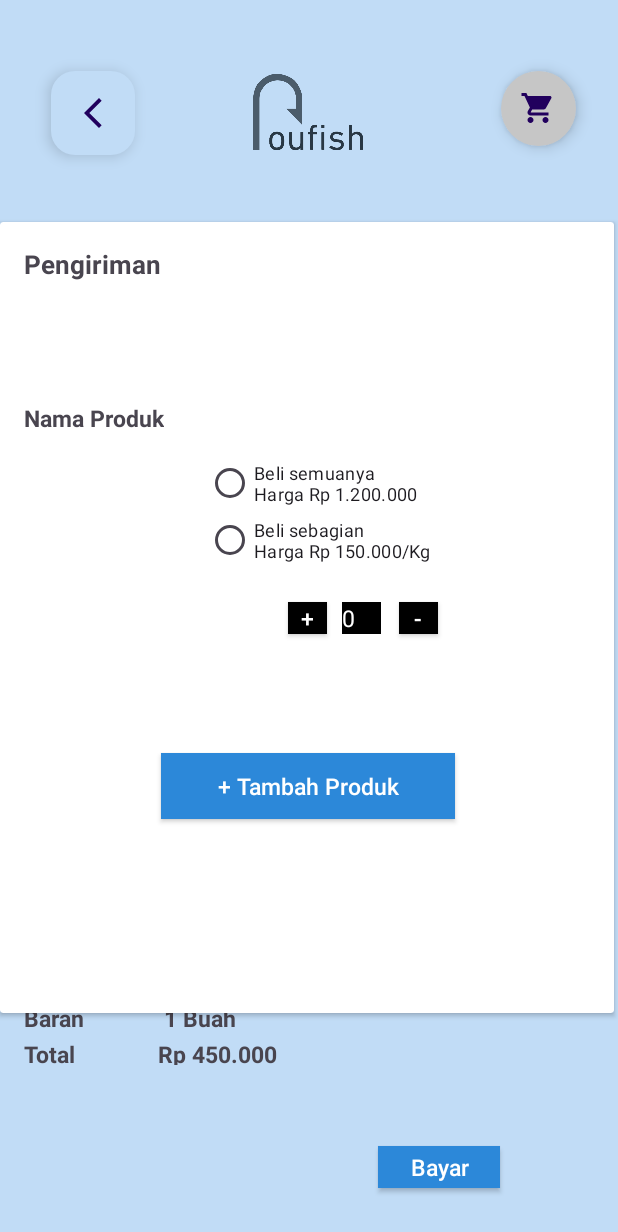
After one commit to Akhdiiyat/Roufish, an Android app: the Beli_Langsung screen opened directly, with no data from a screen before it, on a phone screen of 412 x 824 dp. The commit adds this screen. Shown: the top 1232 px of the screen. Run offline under Robolectric (Android 15) with nearby library versions, the phone set to English and light mode, and no system bars.

Commit message:
Sudah Ditambah Class Beli_Langsung diperbaiki radiobuttonnya agar bisa dijalankan dengan pencet lanjutkan

```diff
--- a/app/src/main/AndroidManifest.xml
+++ b/app/src/main/AndroidManifest.xml
@@ -12,6 +12,9 @@
         android:supportsRtl="true"
         android:theme="@style/Theme.Roufish"
         tools:targetApi="31">
+        <activity
+            android:name=".Beli_Langsung"
+            android:exported="false" />
         <activity
             android:name=".profile"
             android:exported="false" />
--- /dev/null
+++ b/app/src/main/java/com/example/roufish/Beli_Langsung.java
@@ -0,0 +1,60 @@
+package com.example.roufish;
+
+import androidx.appcompat.app.AppCompatActivity;
+
+import android.content.Intent;
+import android.os.Bundle;
+import android.view.View;
+import android.widget.Button;
+import android.widget.TextView;
+
+import com.google.android.material.floatingactionbutton.FloatingActionButton;
+
+public class Beli_Langsung extends AppCompatActivity {
+
+    private TextView textzero;
+    private int nilaipesanan = 0;
+
+    @Override
+    protected void onCreate(Bundle savedInstanceState) {
+        super.onCreate(savedInstanceState);
+        setContentView(R.layout.activity_beli_langsung);
+
+        TextView textzero = findViewById(R.id.btn_zero);
+        Button plus = findViewById(R.id.btn_plus);
+        Button minus = findViewById(R.id.btn_minus);
+
+        FloatingActionButton backToMain = findViewById(R.id.backToMain);
+
+        backToMain.setOnClickListener(new View.OnClickListener() {
+            @Override
+            public void onClick(View view) {
+                Intent backToMainintent = new Intent(Beli_Langsung.this, halamanProduct.class);
+                startActivity(backToMainintent);
+            }
+        });
+
+        plus.setOnClickListener(new View.OnClickListener() {
+            @Override
+            public void onClick(View v) {
+                tambahpesanan(1);
+            }
+        });
+
+        minus.setOnClickListener(new View.OnClickListener() {
+            @Override
+            public void onClick(View view) {
+                tambahpesanan(-1);
+            }
+        });
+
+
+    }
+    private void tambahpesanan(int i) {
+        nilaipesanan += i;
+        nilaipesanan = Math.max(0,nilaipesanan);
+        textzero.setText(String.valueOf(nilaipesanan));
+    }
+
+
+}
--- /dev/null
+++ b/app/src/main/res/drawable/ic_email.xml
@@ -0,0 +1,5 @@
+<vector android:height="24dp" android:tint="#000000"
+    android:viewportHeight="24" android:viewportWidth="24"
+    android:width="24dp" xmlns:android="http://schemas.android.com/apk/res/android">
+    <path android:fillColor="@android:color/white" android:pathData="M20,4L4,4c-1.1,0 -1.99,0.9 -1.99,2L2,18c0,1.1 0.9,2 2,2h16c1.1,0 2,-0.9 2,-2L22,6c0,-1.1 -0.9,-2 -2,-2zM20,8l-8,5 -8,-5L4,6l8,5 8,-5v2z"/>
+</vector>
--- /dev/null
+++ b/app/src/main/res/drawable/ic_phone.xml
@@ -0,0 +1,5 @@
+<vector android:height="24dp" android:tint="#000000"
+    android:viewportHeight="24" android:viewportWidth="24"
+    android:width="24dp" xmlns:android="http://schemas.android.com/apk/res/android">
+    <path android:fillColor="@android:color/white" android:pathData="M16,1L8,1C6.34,1 5,2.34 5,4v16c0,1.66 1.34,3 3,3h8c1.66,0 3,-1.34 3,-3L19,4c0,-1.66 -1.34,-3 -3,-3zM14,21h-4v-1h4v1zM17.25,18L6.75,18L6.75,4h10.5v14z"/>
+</vector>
--- /dev/null
+++ b/app/src/main/res/drawable/ic_settings.xml
@@ -0,0 +1,5 @@
+<vector android:height="24dp" android:tint="#000000"
+    android:viewportHeight="24" android:viewportWidth="24"
+    android:width="24dp" xmlns:android="http://schemas.android.com/apk/res/android">
+    <path android:fillColor="@android:color/white" android:pathData="M19.14,12.94c0.04,-0.3 0.06,-0.61 0.06,-0.94c0,-0.32 -0.02,-0.64 -0.07,-0.94l2.03,-1.58c0.18,-0.14 0.23,-0.41 0.12,-0.61l-1.92,-3.32c-0.12,-0.22 -0.37,-0.29 -0.59,-0.22l-2.39,0.96c-0.5,-0.38 -1.03,-0.7 -1.62,-0.94L14.4,2.81c-0.04,-0.24 -0.24,-0.41 -0.48,-0.41h-3.84c-0.24,0 -0.43,0.17 -0.47,0.41L9.25,5.35C8.66,5.59 8.12,5.92 7.63,6.29L5.24,5.33c-0.22,-0.08 -0.47,0 -0.59,0.22L2.74,8.87C2.62,9.08 2.66,9.34 2.86,9.48l2.03,1.58C4.84,11.36 4.8,11.69 4.8,12s0.02,0.64 0.07,0.94l-2.03,1.58c-0.18,0.14 -0.23,0.41 -0.12,0.61l1.92,3.32c0.12,0.22 0.37,0.29 0.59,0.22l2.39,-0.96c0.5,0.38 1.03,0.7 1.62,0.94l0.36,2.54c0.05,0.24 0.24,0.41 0.48,0.41h3.84c0.24,0 0.44,-0.17 0.47,-0.41l0.36,-2.54c0.59,-0.24 1.13,-0.56 1.62,-0.94l2.39,0.96c0.22,0.08 0.47,0 0.59,-0.22l1.92,-3.32c0.12,-0.22 0.07,-0.47 -0.12,-0.61L19.14,12.94zM12,15.6c-1.98,0 -3.6,-1.62 -3.6,-3.6s1.62,-3.6 3.6,-3.6s3.6,1.62 3.6,3.6S13.98,15.6 12,15.6z"/>
+</vector>
--- /dev/null
+++ b/app/src/main/res/layout/activity_beli_langsung.xml
@@ -0,0 +1,297 @@
+<?xml version="1.0" encoding="utf-8"?>
+<androidx.constraintlayout.widget.ConstraintLayout xmlns:android="http://schemas.android.com/apk/res/android"
+    xmlns:app="http://schemas.android.com/apk/res-auto"
+    xmlns:tools="http://schemas.android.com/tools"
+    android:layout_width="match_parent"
+    android:layout_height="match_parent"
+    android:background="@color/light_blue"
+    tools:context=".Beli_Langsung">
+
+    <androidx.constraintlayout.widget.Guideline
+        android:id="@+id/guideline"
+        android:layout_width="wrap_content"
+        android:layout_height="wrap_content"
+        android:orientation="horizontal"
+        app:layout_constraintGuide_percent="0.18" />
+
+    <com.google.android.material.floatingactionbutton.FloatingActionButton
+        android:id="@+id/keranjang"
+        android:layout_width="50dp"
+        android:layout_height="50dp"
+        android:layout_gravity="end|bottom"
+        android:clickable="true"
+        android:isScrollContainer="false"
+        android:src="@drawable/icn_shopping_cart"
+        android:tint="#6E6C6C"
+        app:backgroundTint="#C6C6C6 "
+        app:fabCustomSize="50dp"
+        app:layout_constraintBottom_toBottomOf="parent"
+        app:layout_constraintEnd_toEndOf="parent"
+        app:layout_constraintHorizontal_bias="0.922"
+        app:layout_constraintStart_toStartOf="parent"
+        app:layout_constraintTop_toTopOf="parent"
+        app:layout_constraintVertical_bias="0.061"
+        app:shapeAppearance="@style/Widget.Material3.CircularProgressIndicator" />
+
+    <com.google.android.material.floatingactionbutton.FloatingActionButton
+        android:id="@+id/backToMain"
+        android:layout_width="wrap_content"
+        android:layout_height="wrap_content"
+        android:backgroundTint="@color/light_blue"
+        android:clickable="true"
+        app:layout_constraintBottom_toBottomOf="parent"
+        app:layout_constraintEnd_toEndOf="parent"
+        app:layout_constraintHorizontal_bias="0.095"
+        app:layout_constraintStart_toStartOf="parent"
+        app:layout_constraintTop_toTopOf="parent"
+        app:layout_constraintVertical_bias="0.062"
+        app:srcCompat="@drawable/arrow_back_icon" />
+
+    <ImageView
+        android:id="@+id/imageView4"
+        android:layout_width="96dp"
+        android:layout_height="75dp"
+        app:layout_constraintBottom_toBottomOf="parent"
+        app:layout_constraintEnd_toEndOf="parent"
+        app:layout_constraintHorizontal_bias="0.498"
+        app:layout_constraintStart_toStartOf="parent"
+        app:layout_constraintTop_toTopOf="parent"
+        app:layout_constraintVertical_bias="0.051"
+        app:srcCompat="@drawable/logo" />
+
+    <androidx.cardview.widget.CardView
+        android:id="@+id/cardView2"
+        android:layout_width="409dp"
+        android:layout_height="527dp"
+        android:background="@color/light_blue"
+        app:layout_constraintBottom_toBottomOf="parent"
+        app:layout_constraintTop_toTopOf="@+id/guideline"
+        app:layout_constraintVertical_bias="0.0"
+        tools:layout_editor_absoluteX="1dp">
+
+        <androidx.constraintlayout.widget.ConstraintLayout
+            android:layout_width="match_parent"
+            android:layout_height="match_parent">
+
+            <RadioGroup
+                android:id="@+id/radiogroup"
+                android:layout_width="204dp"
+                android:layout_height="82dp"
+                app:layout_constraintBottom_toBottomOf="parent"
+                app:layout_constraintEnd_toEndOf="parent"
+                app:layout_constraintHorizontal_bias="0.668"
+                app:layout_constraintStart_toStartOf="parent"
+                app:layout_constraintTop_toTopOf="parent"
+                app:layout_constraintVertical_bias="0.346">
+
+
+                <RadioButton
+                    android:id="@+id/BeliSemuanya"
+                    android:layout_width="193dp"
+                    android:layout_height="36dp"
+                    android:layout_marginTop="2dp"
+                    android:text="Beli semuanya
+
+
+                    Harga Rp 1.200.000"
+                    android:textSize="5.5pt" />
+
+                <RadioButton
+                    android:id="@+id/BeliSebagian"
+                    android:layout_width="193dp"
+                    android:layout_height="36dp"
+                    android:layout_marginTop="2dp"
+                    android:text="Beli sebagian
+
+
+                    Harga Rp 150.000/Kg"
+                    android:textSize="5.5pt"
+                    app:layout_constraintBottom_toTopOf="@+id/lelang"
+                    app:layout_constraintEnd_toEndOf="parent"
+                    app:layout_constraintHorizontal_bias="0.656"
+                    app:layout_constraintStart_toStartOf="parent"
+                    app:layout_constraintTop_toTopOf="@+id/Text_Opsi_Pembelian"
+                    app:layout_constraintVertical_bias="0.0" />
+            </RadioGroup>
+
+            <TextView
+                android:id="@+id/Text_Pengiriman"
+                android:layout_width="146dp"
+                android:layout_height="31dp"
+                android:layout_marginTop="16dp"
+                android:text="Pengiriman"
+                android:textSize="17dp"
+                android:textStyle="bold"
+                app:layout_constraintEnd_toEndOf="parent"
+                app:layout_constraintHorizontal_bias="0.06"
+                app:layout_constraintStart_toStartOf="parent"
+                app:layout_constraintTop_toTopOf="parent" />
+
+            <androidx.appcompat.widget.AppCompatButton
+                android:id="@+id/btn_plus"
+                android:layout_width="26dp"
+                android:layout_height="21dp"
+                android:background="@color/black"
+                android:backgroundTint="@color/black"
+                android:text="+"
+                android:textAllCaps="false"
+                android:textColor="@color/white"
+                android:textSize="7pt"
+                app:cornerRadius="20dp"
+                app:layout_constraintBottom_toBottomOf="parent"
+                app:layout_constraintEnd_toEndOf="parent"
+                app:layout_constraintStart_toStartOf="parent"
+                app:layout_constraintTop_toTopOf="parent" />
+            <TextView
+                android:id="@+id/btn_zero"
+                android:layout_width="26dp"
+                android:layout_height="21dp"
+                android:background="@color/white"
+                android:backgroundTint="@color/black"
+                android:text="0"
+                android:textAllCaps="false"
+                android:textColor="@color/white"
+                android:textSize="7pt"
+                app:cornerRadius="20dp"
+                app:layout_constraintBottom_toBottomOf="parent"
+                app:layout_constraintEnd_toEndOf="parent"
+                app:layout_constraintHorizontal_bias="0.595"
+                app:layout_constraintStart_toStartOf="parent"
+                app:layout_constraintTop_toTopOf="parent" />
+
+            <androidx.appcompat.widget.AppCompatButton
+                android:id="@+id/btn_minus"
+                android:layout_width="26dp"
+                android:layout_height="21dp"
+                android:background="@color/black"
+                android:backgroundTint="@color/black"
+                android:text="-"
+                android:textAllCaps="false"
+                android:textColor="@color/white"
+                android:textSize="7pt"
+                app:cornerRadius="20dp"
+                app:layout_constraintBottom_toBottomOf="parent"
+                app:layout_constraintEnd_toEndOf="parent"
+                app:layout_constraintHorizontal_bias="0.694"
+                app:layout_constraintStart_toStartOf="parent"
+                app:layout_constraintTop_toTopOf="parent"
+                app:layout_constraintVertical_bias="0.501" />
+
+            <ImageView
+                android:id="@+id/Gambar_ikan"
+                android:layout_width="112dp"
+                android:layout_height="112dp"
+                app:layout_constraintBottom_toBottomOf="parent"
+                app:layout_constraintEnd_toEndOf="parent"
+                app:layout_constraintHorizontal_bias="0.053"
+                app:layout_constraintStart_toStartOf="parent"
+                app:layout_constraintTop_toTopOf="parent"
+                app:layout_constraintVertical_bias="0.371"
+                tools:srcCompat="@tools:sample/avatars" />
+
+            <TextView
+                android:id="@+id/Text_Nama_Produk"
+                android:layout_width="wrap_content"
+                android:layout_height="wrap_content"
+                android:layout_marginTop="120dp"
+                android:text="Nama Produk"
+                android:textSize="15dp"
+                android:textStyle="bold"
+                app:layout_constraintEnd_toEndOf="parent"
+                app:layout_constraintHorizontal_bias="0.05"
+                app:layout_constraintStart_toStartOf="parent"
+                app:layout_constraintTop_toTopOf="parent" />
+
+            <androidx.appcompat.widget.AppCompatButton
+                android:id="@+id/btn_tambah_produk"
+                android:layout_width="196dp"
+                android:layout_height="44dp"
+                android:background="@color/primary_blue"
+                android:backgroundTint="@color/primary_blue"
+                android:text="+ Tambah Produk"
+                android:textAllCaps="false"
+                android:textColor="@color/white"
+                android:textSize="7pt"
+                app:cornerRadius="20dp"
+                app:layout_constraintBottom_toBottomOf="parent"
+                app:layout_constraintEnd_toEndOf="parent"
+                app:layout_constraintHorizontal_bias="0.502"
+                app:layout_constraintStart_toStartOf="parent"
+                app:layout_constraintTop_toTopOf="parent"
+                app:layout_constraintVertical_bias="0.732" />
+
+        </androidx.constraintlayout.widget.ConstraintLayout>
+
+
+    </androidx.cardview.widget.CardView>
+
+    <TextView
+        android:id="@+id/Text_barang"
+        android:layout_width="48dp"
+        android:layout_height="23dp"
+        android:layout_marginTop="668dp"
+        android:text="Barang"
+        android:textSize="15dp"
+        android:textStyle="bold"
+        app:layout_constraintEnd_toEndOf="parent"
+        app:layout_constraintHorizontal_bias="0.044"
+        app:layout_constraintStart_toStartOf="parent"
+        app:layout_constraintTop_toTopOf="parent" />
+
+    <TextView
+        android:id="@+id/Text_total"
+        android:layout_width="48dp"
+        android:layout_height="22dp"
+        android:layout_marginTop="692dp"
+        android:text="Total"
+        android:textSize="15dp"
+        android:textStyle="bold"
+        app:layout_constraintEnd_toEndOf="parent"
+        app:layout_constraintHorizontal_bias="0.044"
+        app:layout_constraintStart_toStartOf="parent"
+        app:layout_constraintTop_toTopOf="parent" />
+
+    <TextView
+        android:id="@+id/Text_banyak_barang"
+        android:layout_width="48dp"
+        android:layout_height="23dp"
+        android:layout_marginTop="668dp"
+        android:text="1 Buah"
+        android:textSize="15dp"
+        android:textStyle="bold"
+        app:layout_constraintEnd_toEndOf="parent"
+        app:layout_constraintHorizontal_bias="0.3"
+        app:layout_constraintStart_toStartOf="parent"
+        app:layout_constraintTop_toTopOf="parent" />
+
+    <TextView
+        android:id="@+id/Text_harga_barang"
+        android:layout_width="81dp"
+        android:layout_height="18dp"
+        android:layout_marginTop="692dp"
+        android:text="Rp 450.000"
+        android:textSize="15dp"
+        android:textStyle="bold"
+        app:layout_constraintEnd_toEndOf="parent"
+        app:layout_constraintHorizontal_bias="0.319"
+        app:layout_constraintStart_toStartOf="parent"
+        app:layout_constraintTop_toTopOf="parent" />
+
+    <androidx.appcompat.widget.AppCompatButton
+        android:id="@+id/btn_bayar"
+        android:layout_width="81dp"
+        android:layout_height="28dp"
+        android:layout_marginBottom="32dp"
+        android:background="@color/primary_blue"
+        android:backgroundTint="@color/primary_blue"
+        android:text="Bayar"
+        android:textAllCaps="false"
+        android:textColor="@color/white"
+        android:textSize="7pt"
+        app:cornerRadius="20dp"
+        app:layout_constraintBottom_toBottomOf="parent"
+        app:layout_constraintEnd_toEndOf="parent"
+        app:layout_constraintHorizontal_bias="0.763"
+        app:layout_constraintStart_toStartOf="parent" />
+
+</androidx.constraintlayout.widget.ConstraintLayout>
--- a/app/src/main/res/layout/activity_halaman_product.xml
+++ b/app/src/main/res/layout/activity_halaman_product.xml
@@ -108,7 +108,7 @@
                     android:layout_width="wrap_content"
                     android:layout_height="wrap_content"
                     android:layout_marginTop="252dp"
-                    android:text="Detail_Produk"
+                    android:text="Detail Produk"
                     android:textSize="17sp"
                     android:textStyle="bold"
                     app:layout_constraintEnd_toEndOf="parent"
@@ -158,6 +158,7 @@
 
 
                 <RadioGroup
+                    android:id="@+id/radiogroup"
                     android:layout_width="353dp"
                     android:layout_height="84dp"
                     app:layout_constraintEnd_toEndOf="parent"
@@ -251,7 +252,7 @@
                 </androidx.constraintlayout.widget.ConstraintLayout>
 
                 <Button
-                    android:id="@+id/btn_send_code"
+                    android:id="@+id/btn_lanjutkan"
                     android:layout_width="337dp"
                     android:layout_height="50dp"
                     android:layout_marginTop="16dp"
```
Also changed, not shown: app/src/main/java/com/example/roufish/halamanProduct.java (+31 -2 lines), app/src/main/java/com/example/roufish/halaman_pelelangan.java (+9 -0 lines), app/src/main/java/com/example/roufish/pelelangan.java (+14 -0 lines), app/src/main/java/com/example/roufish/profile.java (+13 -0 lines), app/src/main/res/layout/activity_halaman_pelelangan.xml (+13 -4 lines), app/src/main/res/layout/activity_pelelangan.xml (+18 -36 lines), app/src/main/res/layout/activity_profile.xml (+21 -18 lines).
